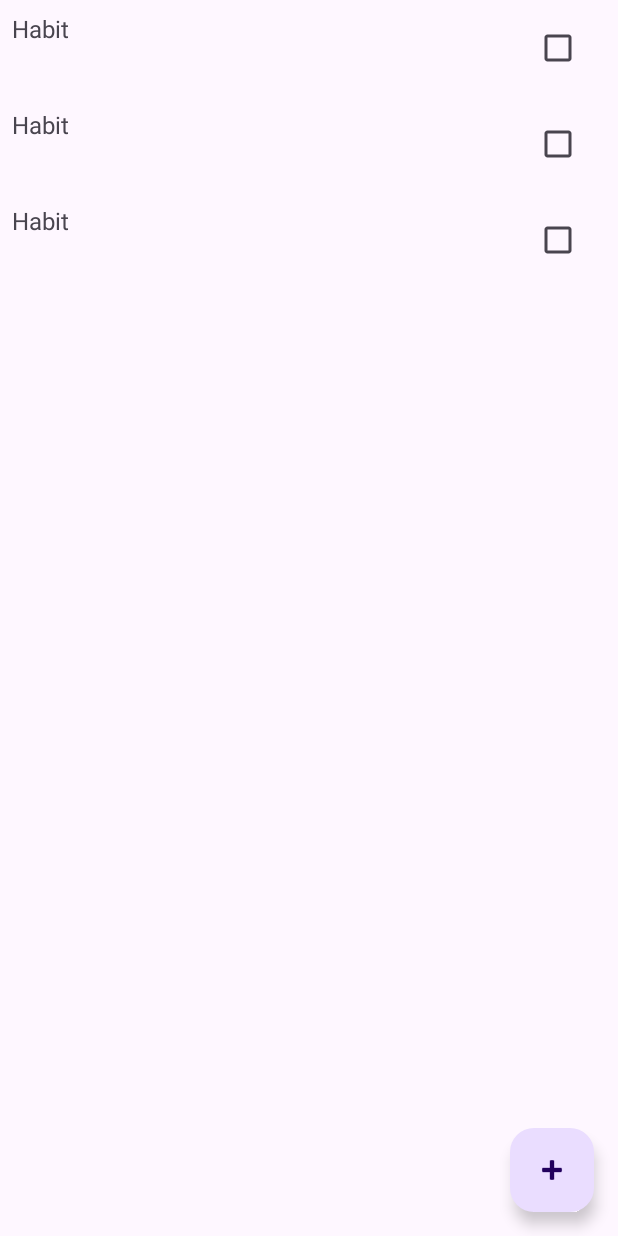
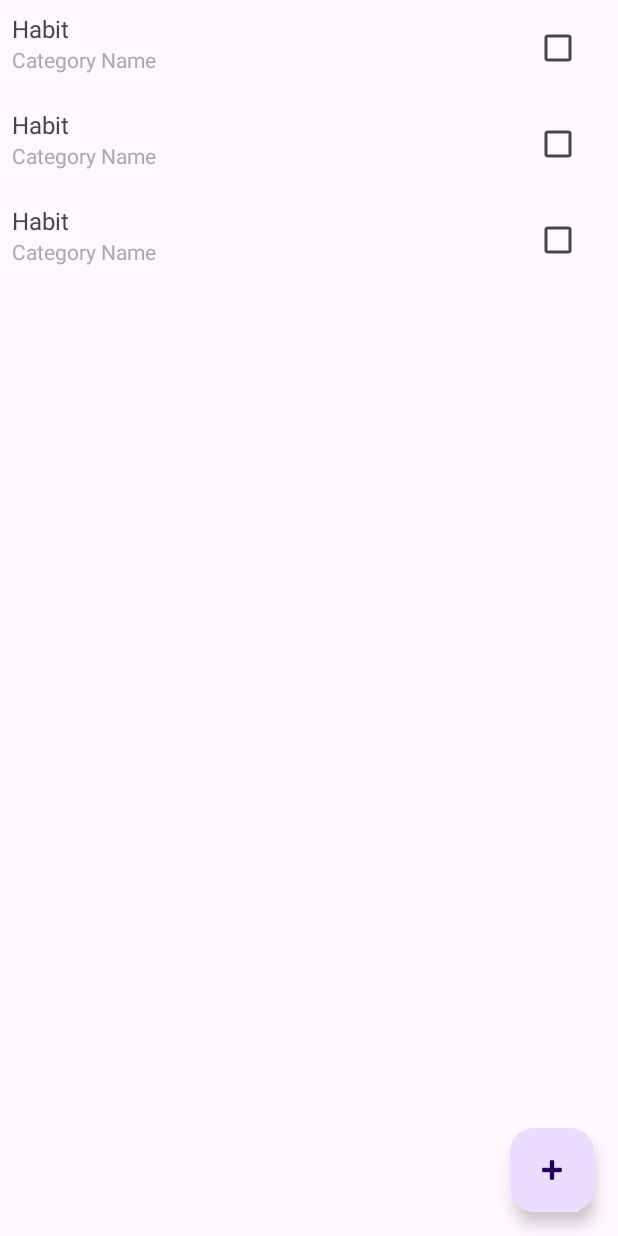
Before and after one commit to nve03g/habit_tracker_RV_NVE, an Android app: the layout activity_main.xml on its own in the app's theme, with its tools: preview values and no code run, on a phone screen of 412 x 824 dp. Run offline under Robolectric (Android 15) with nearby library versions, the phone set to English and light mode, and no system bars.

Commit message:
category visible in habit list

```diff
--- a/app/src/main/java/com/example/habit_tracker/HabitRecyclerAdapter.kt
+++ b/app/src/main/java/com/example/habit_tracker/HabitRecyclerAdapter.kt
@@ -27,6 +27,7 @@ class HabitRecyclerAdapter(
 
     class HabitViewHolder(itemView: View) : RecyclerView.ViewHolder(itemView){
         val habitText: TextView = itemView.findViewById(R.id.habitText)
+        val habitCategory: TextView = itemView.findViewById(R.id.habitCategory) // Add reference to category TextView
         val habitCheckBox: CheckBox = itemView.findViewById(R.id.habitCheckBox)
     }
 
@@ -39,7 +40,9 @@ class HabitRecyclerAdapter(
     override fun onBindViewHolder(holder: HabitViewHolder, position: Int) {
         val habit = habits[position]
 
+        // set habit name and category
         holder.habitText.text = habit.name
+        holder.habitCategory.text = habit.category
         holder.habitCheckBox.isChecked = habit.isChecked
 
         // update isChecked in database
--- a/app/src/main/res/layout/list_item_habit.xml
+++ b/app/src/main/res/layout/list_item_habit.xml
@@ -1,25 +1,47 @@
 <?xml version="1.0" encoding="utf-8"?>
-<LinearLayout
+<androidx.constraintlayout.widget.ConstraintLayout
     xmlns:android="http://schemas.android.com/apk/res/android"
+    xmlns:app="http://schemas.android.com/apk/res-auto"
+    xmlns:tools="http://schemas.android.com/tools"
     android:layout_width="match_parent"
     android:layout_height="wrap_content"
-    android:orientation="horizontal"
     android:padding="8dp">
 
+    <!-- Habit Name -->
     <TextView
         android:id="@+id/habitText"
         android:layout_width="0dp"
         android:layout_height="wrap_content"
-        android:layout_weight="1"
         android:text="@string/habit_text"
-        android:textSize="16sp"/>
+        android:textSize="16sp"
+        app:layout_constraintStart_toStartOf="parent"
+        app:layout_constraintTop_toTopOf="parent"
+        app:layout_constraintEnd_toStartOf="@id/habitCheckBox"
+        app:layout_constraintHorizontal_bias="0" />
 
+    <!-- Habit Category -->
+    <TextView
+        android:id="@+id/habitCategory"
+        android:layout_width="0dp"
+        android:layout_height="wrap_content"
+        android:textColor="@android:color/darker_gray"
+        android:textSize="14sp"
+        android:fontFamily="sans-serif"
+        tools:text="Category Name"
+        app:layout_constraintStart_toStartOf="@id/habitText"
+        app:layout_constraintTop_toBottomOf="@id/habitText"
+        app:layout_constraintEnd_toStartOf="@id/habitCheckBox" />
+
+    <!-- Habit Checkbox -->
     <CheckBox
         android:id="@+id/habitCheckBox"
         android:layout_width="wrap_content"
         android:layout_height="wrap_content"
         android:layout_marginEnd="8dp"
         android:checked="false"
-        android:layout_gravity="center_vertical"/>
+        app:layout_constraintEnd_toEndOf="parent"
+        app:layout_constraintTop_toTopOf="parent"
+        app:layout_constraintBottom_toBottomOf="parent"
+        app:layout_constraintVertical_bias="0.5" />
 
-</LinearLayout>
+</androidx.constraintlayout.widget.ConstraintLayout>
```
